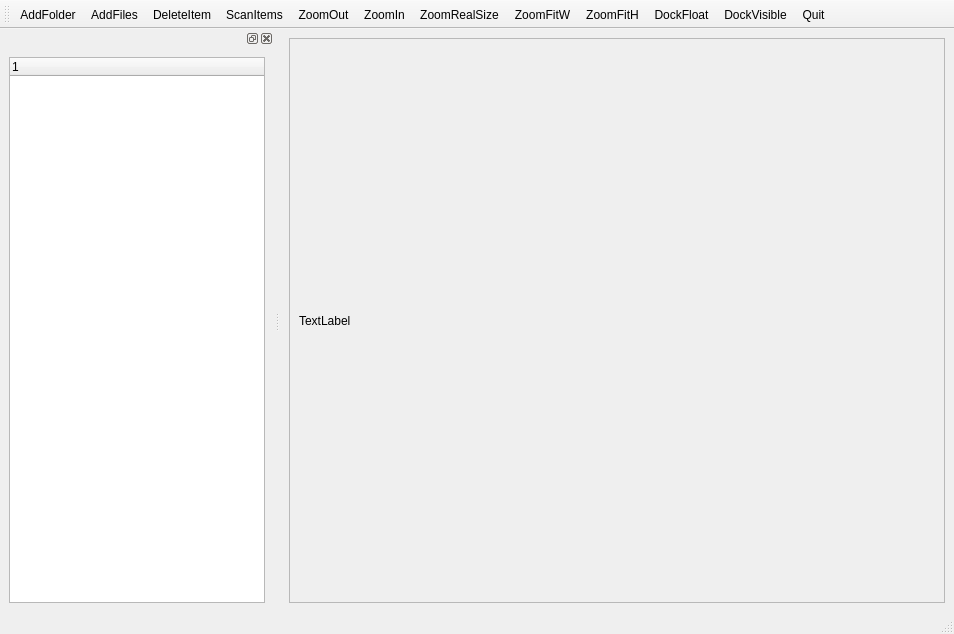
First picture: the form in smap4_8/window.ui, repository YtxCash/Qt5.9-Cpp-Development-Guide, before the edit.
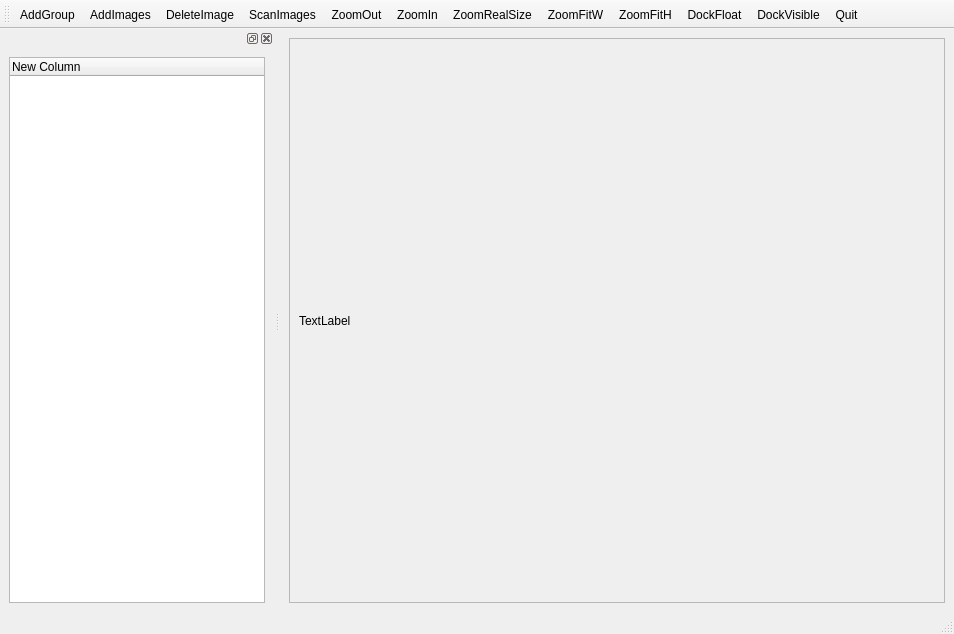
Second picture: the form after the edit.

Patch:
```diff
--- a/smap4_8/window.ui
+++ b/smap4_8/window.ui
@@ -25,8 +25,8 @@
         <rect>
          <x>0</x>
          <y>0</y>
-         <width>826</width>
-         <height>546</height>
+         <width>659</width>
+         <height>540</height>
         </rect>
        </property>
        <layout class="QHBoxLayout" name="horizontalLayout_2">
@@ -70,7 +70,7 @@
       <widget class="QTreeWidget" name="treeWidget">
        <column>
         <property name="text">
-         <string notr="true">1</string>
+         <string>New Column</string>
         </property>
        </column>
       </widget>
@@ -88,10 +88,10 @@
    <attribute name="toolBarBreak">
     <bool>false</bool>
    </attribute>
-   <addaction name="actAddFolder"/>
-   <addaction name="actAddFiles"/>
-   <addaction name="actDeleteItem"/>
-   <addaction name="actScanItems"/>
+   <addaction name="actAddGroup"/>
+   <addaction name="actAddImages"/>
+   <addaction name="actDeleteImage"/>
+   <addaction name="actScanImages"/>
    <addaction name="actZoomOut"/>
    <addaction name="actZoomIn"/>
    <addaction name="actZoomRealSize"/>
@@ -101,14 +101,14 @@
    <addaction name="actDockVisible"/>
    <addaction name="actQuit"/>
   </widget>
-  <action name="actAddFolder">
+  <action name="actAddGroup">
    <property name="text">
-    <string>AddFolder</string>
+    <string>AddGroup</string>
    </property>
   </action>
-  <action name="actAddFiles">
+  <action name="actAddImages">
    <property name="text">
-    <string>AddFiles</string>
+    <string>AddImages</string>
    </property>
   </action>
   <action name="actZoomIn">
@@ -131,9 +131,9 @@
     <string>ZoomFitW</string>
    </property>
   </action>
-  <action name="actDeleteItem">
+  <action name="actDeleteImage">
    <property name="text">
-    <string>DeleteItem</string>
+    <string>DeleteImage</string>
    </property>
   </action>
   <action name="actQuit">
@@ -146,9 +146,9 @@
     <string>ZoomFitH</string>
    </property>
   </action>
-  <action name="actScanItems">
+  <action name="actScanImages">
    <property name="text">
-    <string>ScanItems</string>
+    <string>ScanImages</string>
    </property>
   </action>
   <action name="actDockVisible">
```
